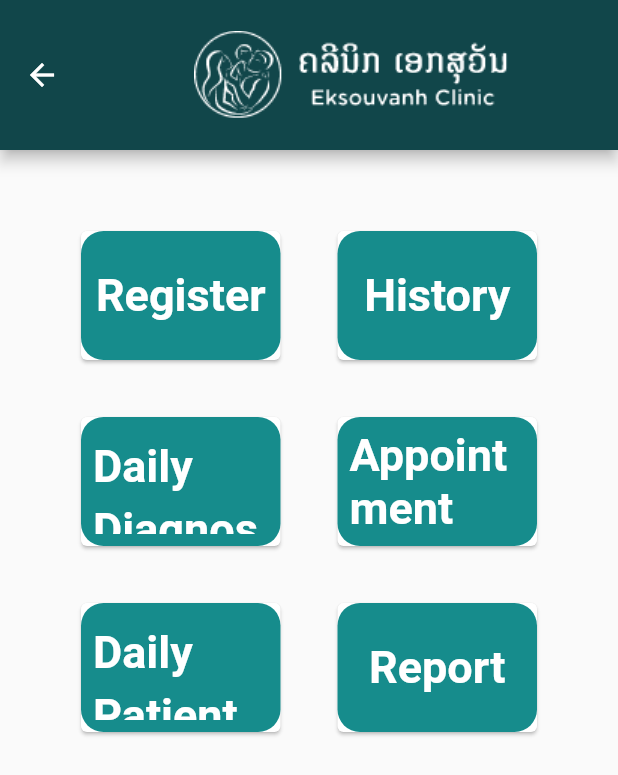
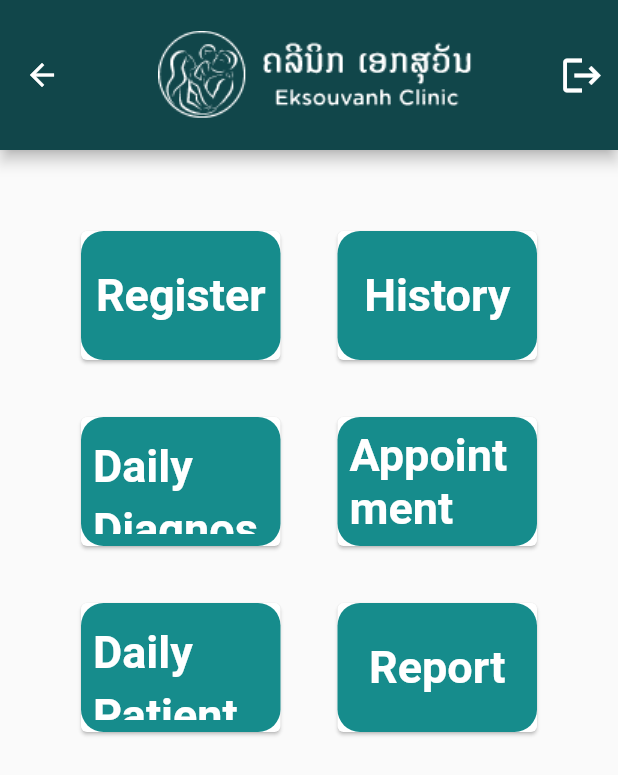
Before and after one commit to t-toum/eksouvan, a Flutter app: the HomePage screen opened by its route, on a phone screen of 412 x 824 dp. Shown: the top 775 px of the screen. Run offline on Flutter 3.47's test engine with Material 2 defaults, Android fonts, the light colour scheme and no system bars; our stand-ins replace cloud_firestore, dartz, date_time_picker, dio, easy_localization, equatable and 10 more; accounts and stored records are empty; generated files the repository leaves out were written again.

Commit message:
add logout

```diff
--- a/lib/core/services/shared_preferences_service.dart
+++ b/lib/core/services/shared_preferences_service.dart
@@ -8,10 +8,14 @@ class SharedPreferencesService {
 
   Future<bool> setValueString(
       {required String key, required String? value}) async {
-    return await sharedPreferences.setString(key, value??'');
+    return await sharedPreferences.setString(key, value ?? '');
   }
 
   Future<String?> getString({required String key}) async {
     return sharedPreferences.getString(key);
   }
+
+  Future<bool> logOut({required String key}) async {
+    return sharedPreferences.remove(key);
+  }
 }
--- a/lib/core/utils/router.dart
+++ b/lib/core/utils/router.dart
@@ -1,6 +1,7 @@
 import 'package:eksouvan/core/locators/service_locator.dart';
 import 'package:eksouvan/core/widgets/not_found.dart';
 import 'package:eksouvan/features/histories/presentation/pages/history_page.dart';
+import 'package:eksouvan/features/home/presentation/cubit/home_cubit.dart';
 import 'package:eksouvan/features/login/preesentation/cubit/login_cubit.dart';
 import 'package:eksouvan/features/login/preesentation/pages/login_page.dart';
 import 'package:flutter/material.dart';
@@ -19,12 +20,11 @@ class AppRoute {
   static Route<dynamic> generateRoute(RouteSettings settings) {
     switch (settings.name) {
       case homeRoute:
-        return _materialRoute(
-          const HomePage(),
-          // providers: [
-
-          // ]
-        );
+        return _materialRoute(const HomePage(), providers: [
+          BlocProvider<HomeCubit>(
+            create: (context) => getIt<HomeCubit>(),
+          )
+        ]);
       case loginRoute:
         return _materialRoute(LoginPage(), providers: [
           BlocProvider<LoginCubit>(
--- a/lib/core/widgets/widget_builder.dart
+++ b/lib/core/widgets/widget_builder.dart
@@ -2,7 +2,7 @@ import 'package:eksouvan/core/utils/constants.dart';
 import 'package:flutter/material.dart';
 
 class WidgetBuilders {
-  static AppBar customAppbar() {
+  static AppBar customAppbar({VoidCallback? onPressed}) {
     return AppBar(
       toolbarHeight: 100,
       centerTitle: true,
@@ -14,6 +14,14 @@ class WidgetBuilders {
           image: AssetImage(AppImages.branner_outline),
         ),
       ),
+      actions: [
+        (onPressed != null)
+            ? IconButton(
+                onPressed: onPressed,
+                icon: const Icon(Icons.logout, size: 30),
+              )
+            : Container(),
+      ],
     );
   }
 }
--- a/lib/features/home/domain/repositories/home_repository.dart
+++ b/lib/features/home/domain/repositories/home_repository.dart
@@ -5,4 +5,5 @@ import '../../../../core/error/failures.dart';
 
 abstract class HomeRepository {
   Future<Either<Failure, List<Todo>>> getTodos();
+  Future<Either<Failure, bool>> logOut();
 }
--- /dev/null
+++ b/lib/features/home/domain/usecases/get_logout_usecase.dart
@@ -0,0 +1,17 @@
+import 'package:eksouvan/core/error/failures.dart';
+import 'package:dartz/dartz.dart';
+import 'package:eksouvan/core/usecases/no_params.dart';
+import 'package:eksouvan/core/usecases/usecase.dart';
+import 'package:eksouvan/features/home/domain/repositories/home_repository.dart';
+import 'package:injectable/injectable.dart';
+
+@lazySingleton
+class GetLogoutUsecase implements UseCase<bool, NoParams> {
+  final HomeRepository homeRepository;
+
+  GetLogoutUsecase(this.homeRepository);
+  @override
+  Future<Either<Failure, bool>> call(NoParams params) async {
+    return homeRepository.logOut();
+  }
+}
--- a/lib/features/home/presentation/pages/home_page.dart
+++ b/lib/features/home/presentation/pages/home_page.dart
@@ -1,17 +1,30 @@
 import 'package:eksouvan/core/utils/app_navigator.dart';
+import 'package:eksouvan/core/utils/constants.dart';
 import 'package:eksouvan/core/utils/enum.dart';
 import 'package:eksouvan/core/widgets/widget_builder.dart';
+import 'package:eksouvan/features/home/presentation/cubit/home_cubit.dart';
 import 'package:flutter/material.dart';
+import 'package:flutter_bloc/flutter_bloc.dart';
 
 import '../../../../core/utils/router.dart';
+import '../../../../core/widgets/loading_widget.dart';
 import '../widgets/menu_items.dart';
 
 class HomePage extends StatelessWidget {
   const HomePage({Key? key}) : super(key: key);
   @override
   Widget build(BuildContext context) {
+    return BlocBuilder<HomeCubit, HomeState>(
+      builder: (context, state) {
+        if (state.dataStatus == DataStatus.loading) {
+          return const Scaffold(
+            body: LoadingWidget(title: "Logging out"),
+          );
+        }
         return Scaffold(
-      appBar: WidgetBuilders.customAppbar(),
+          appBar: WidgetBuilders.customAppbar(onPressed: () {
+            context.read<HomeCubit>().getLogOut();
+          }),
           body: Container(
             padding: const EdgeInsets.all(30),
             child: GridView.count(
@@ -30,7 +43,8 @@ class HomePage extends StatelessWidget {
                     onTap: () {
                       switch (menuList[index].menuItemType) {
                         case MenuItemType.register:
-                      AppNavigator.navigateTo(AppRoute.registerPatientRoute);
+                          AppNavigator.navigateTo(
+                              AppRoute.registerPatientRoute);
                           break;
                         case MenuItemType.history:
                           AppNavigator.navigateTo(AppRoute.historyRoute);
@@ -44,6 +58,8 @@ class HomePage extends StatelessWidget {
               ),
             ),
           ),
+        );
+      },
     );
   }
 }
```
Also changed, not shown: lib/features/home/data/datasources/home_local_datasource.dart (+23 -17 lines), lib/features/home/data/repositories/home_repository_impl.dart (+15 -1 lines), lib/features/home/presentation/cubit/home_cubit.dart (+19 -1 lines), lib/features/login/data/datasources/login_local_datasource.dart (+10 -0 lines). Lines whose indentation alone changed are shown as unchanged.
